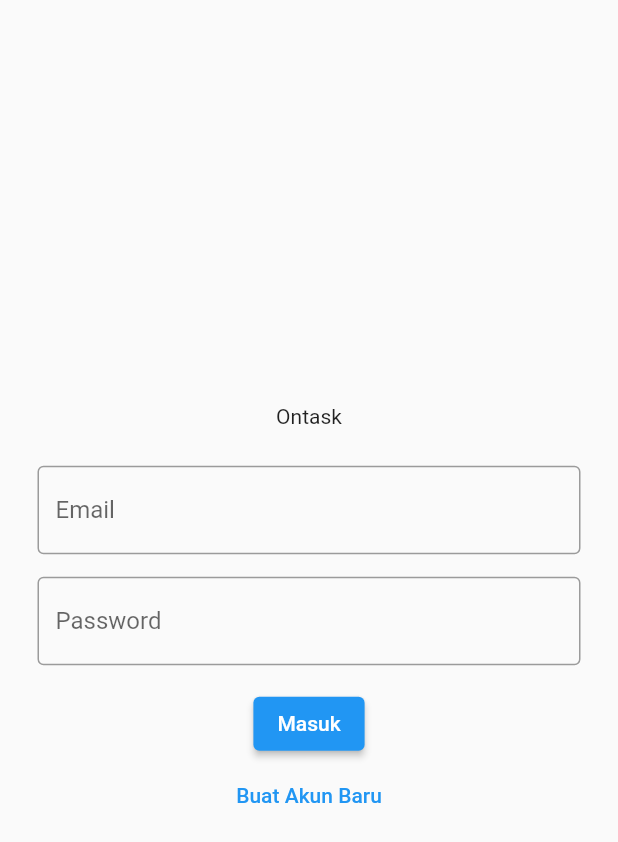
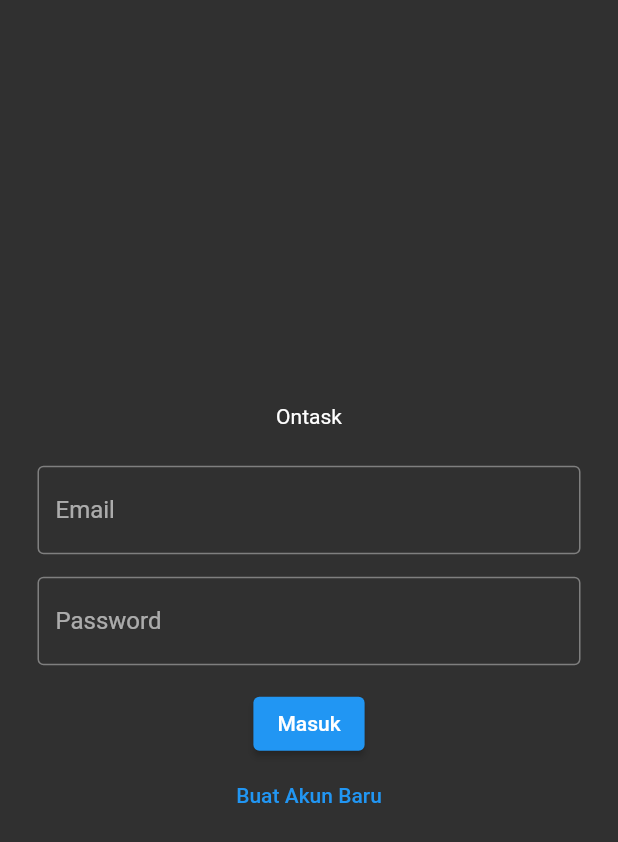
Before and after one commit to fanolans/ontask, a Flutter app: the screen it shows after launch, on a phone screen of 412 x 824 dp. Shown: the top 842 px of the screen. Run offline on Flutter 3.47's test engine with Material 2 defaults, Android fonts, the phone set to English and light mode, and no system bars; our stand-ins replace cloud_firestore, firebase_auth, firebase_core; accounts and stored records are empty.

Commit message:
change dark theme

```diff
--- a/lib/main.dart
+++ b/lib/main.dart
@@ -18,9 +18,7 @@ class MyApp extends StatelessWidget {
   Widget build(BuildContext context) {
     return MaterialApp(
       title: 'Ontask',
-      theme: ThemeData(
-        primarySwatch: Colors.blue,
-      ),
+      theme: ThemeData.dark(),
       home: StreamBuilder(
         stream: FirebaseAuth.instance.authStateChanges(),
         builder: (context, authSnapshot) {
```
